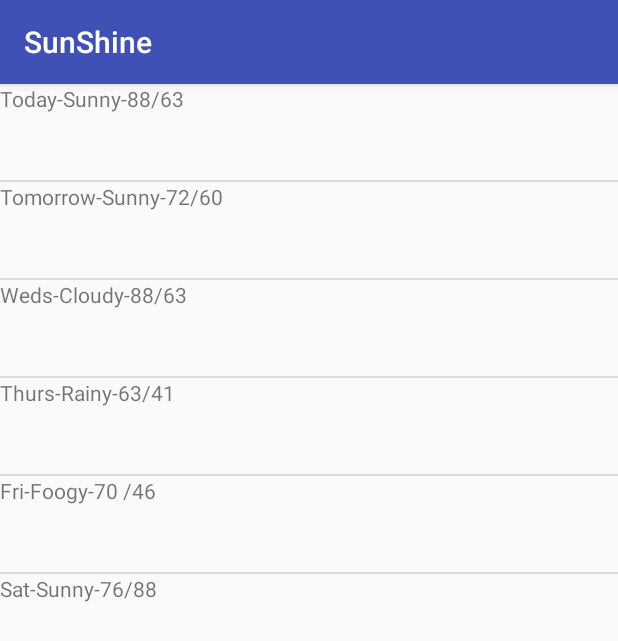
After one commit to huyhoangk50/Sunshine, an Android app: the fragment MainFragment shown on its own in the app's theme, on a phone screen of 412 x 824 dp. The commit adds this screen. Shown: the top 641 px of the screen. Run offline under Robolectric (Android 15) with nearby library versions, the phone set to English and light mode, and no system bars.

Commit message:
lesson 1

```diff
--- /dev/null
+++ b/app/src/main/java/com/game/huyhoang/sunshine/Fragment/MainFragment.java
@@ -0,0 +1,53 @@
+package com.game.huyhoang.sunshine.Fragment;
+
+import android.app.Fragment;
+import android.os.Bundle;
+import android.support.annotation.Nullable;
+import android.view.LayoutInflater;
+import android.view.View;
+import android.view.ViewGroup;
+import android.widget.ArrayAdapter;
+import android.widget.ListView;
+
+import com.game.huyhoang.sunshine.R;
+
+import java.util.ArrayList;
+
+/**
+ * Created by huyhoang on 05/08/2016.
+ */
+public class MainFragment extends Fragment{
+    ArrayList<String> forecastList = new ArrayList<>();
+    ListView lvForecast;
+    View rootView;
+
+    @Nullable
+    @Override
+    public View onCreateView(LayoutInflater inflater, ViewGroup container, Bundle savedInstanceState) {
+        rootView = inflater.inflate(R.layout.main_fragment, container, false);
+
+        initView();
+        initListForecast();
+
+        ArrayAdapter<String> adapter = new ArrayAdapter<>(getActivity(), R.layout.list_item_forecast, R.id.list_item_forecast_text_view, forecastList);
+        lvForecast.setAdapter(adapter);
+
+        return rootView;
+    }
+
+
+
+    private void initListForecast(){
+        forecastList.add("Today-Sunny-88/63");
+        forecastList.add("Tomorrow-Sunny-72/60");
+        forecastList.add("Weds-Cloudy-88/63");
+        forecastList.add("Thurs-Rainy-63/41");
+        forecastList.add("Fri-Foogy-70 /46");
+        forecastList.add("Sat-Sunny-76/88");
+    }
+
+    private void initView(){
+        lvForecast = (ListView) rootView.findViewById(R.id.list_view_forecast);
+    }
+
+}
--- /dev/null
+++ b/app/src/main/res/layout/list_item_forecast.xml
@@ -0,0 +1,8 @@
+<?xml version="1.0" encoding="utf-8"?>
+<TextView xmlns:android="http://schemas.android.com/apk/res/android"
+    android:id="@+id/list_item_forecast_text_view"
+    android:minHeight="?android:attr/listPreferredItemHeight"
+    android:layout_width="match_parent"
+    android:layout_height="wrap_content">
+
+</TextView>
--- /dev/null
+++ b/app/src/main/res/layout/main_fragment.xml
@@ -0,0 +1,9 @@
+<?xml version="1.0" encoding="utf-8"?>
+<FrameLayout xmlns:android="http://schemas.android.com/apk/res/android"
+    android:layout_width="match_parent" android:layout_height="match_parent">
+
+    <ListView
+        android:id="@+id/list_view_forecast"
+        android:layout_width="match_parent"
+        android:layout_height="wrap_content"></ListView>
+</FrameLayout>
--- a/app/src/main/res/menu/menu_main.xml
+++ b/app/src/main/res/menu/menu_main.xml
@@ -1,7 +1,7 @@
 <menu xmlns:android="http://schemas.android.com/apk/res/android"
     xmlns:app="http://schemas.android.com/apk/res-auto"
     xmlns:tools="http://schemas.android.com/tools"
-    tools:context="com.game.huyhoang.sunshine.MainActivity">
+    tools:context=".Activity.MainActivity">
     <item
         android:id="@+id/action_settings"
         android:orderInCategory="100"
```
Also changed, not shown: app/src/main/java/com/game/huyhoang/sunshine/Activity/MainActivity.java (renamed from app/src/main/java/com/game/huyhoang/sunshine/MainActivity.java, +19 -1 lines), app/src/main/res/layout/activity_main.xml (+7 -2 lines), app/src/main/res/layout/content_main.xml (deleted, +0 -19 lines).
